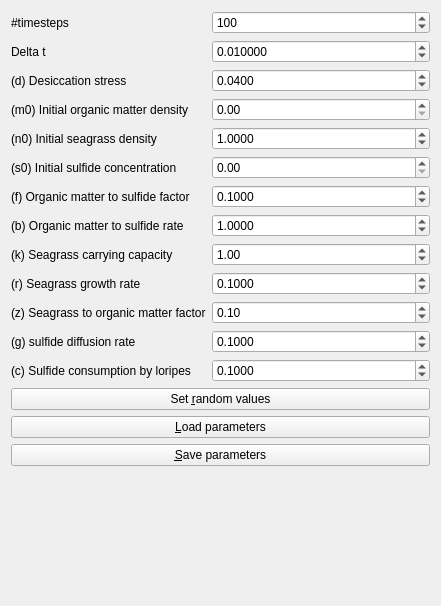
First picture: the form in Tools/ToolMutualismBreakdowner/qtmutualismbreakdownerparameterswidget.ui, repository richelbilderbeek/ProjectRichelBilderbeek, before the edit.
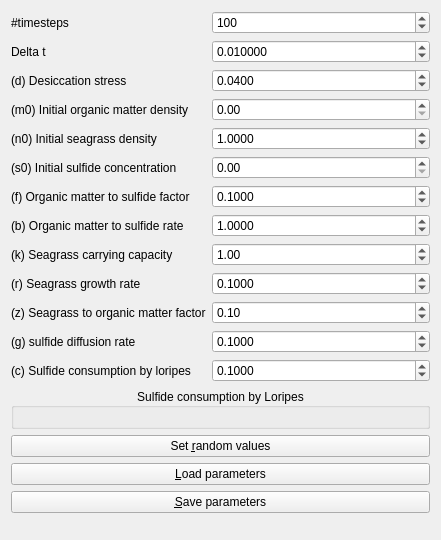
Second picture: the form after the edit.

Commit message: Added Loripes consumption function

```diff
--- a/Tools/ToolMutualismBreakdowner/qtmutualismbreakdownerparameterswidget.ui
+++ b/Tools/ToolMutualismBreakdowner/qtmutualismbreakdownerparameterswidget.ui
@@ -7,7 +7,7 @@
     <x>0</x>
     <y>0</y>
     <width>441</width>
-    <height>606</height>
+    <height>540</height>
    </rect>
   </property>
   <property name="windowTitle">
@@ -271,27 +271,41 @@
      </property>
     </widget>
    </item>
-   <item row="13" column="0" colspan="2">
+   <item row="14" column="0" colspan="2">
     <widget class="QPushButton" name="button_set_random_values">
      <property name="text">
       <string>Set &amp;random values</string>
      </property>
     </widget>
    </item>
-   <item row="14" column="0" colspan="2">
+   <item row="15" column="0" colspan="2">
     <widget class="QPushButton" name="button_load">
      <property name="text">
       <string>&amp;Load parameters</string>
      </property>
     </widget>
    </item>
-   <item row="15" column="0" colspan="2">
+   <item row="16" column="0" colspan="2">
     <widget class="QPushButton" name="button_save">
      <property name="text">
       <string>&amp;Save parameters</string>
      </property>
     </widget>
    </item>
+   <item row="13" column="0" colspan="2">
+    <widget class="QGroupBox" name="box_consumption_by_loripes">
+     <property name="title">
+      <string>Sulfide consumption by Loripes</string>
+     </property>
+     <property name="alignment">
+      <set>Qt::AlignCenter</set>
+     </property>
+     <property name="flat">
+      <bool>true</bool>
+     </property>
+     <layout class="QGridLayout" name="gridLayout"/>
+    </widget>
+   </item>
   </layout>
  </widget>
  <resources/>
```
The commit also changes 13 other files.
